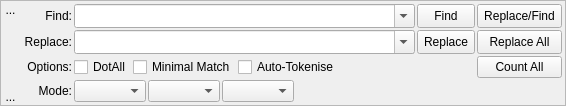
First picture: the form in src/Sigil/Form_Files/FindReplace.ui, repository Sigil-Ebook/Sigil, before the edit.
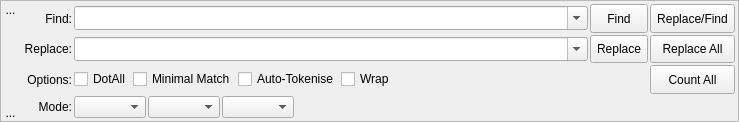
Second picture: the form after the edit. Icons and pictures are not drawn. Custom widgets are drawn as their Qt base class.

Commit message: Add Wrap option to Find & Replace.

What changed in the file:
```diff
--- a/src/Sigil/Form_Files/FindReplace.ui
+++ b/src/Sigil/Form_Files/FindReplace.ui
@@ -6,8 +6,8 @@
    <rect>
     <x>0</x>
     <y>0</y>
-    <width>566</width>
-    <height>93</height>
+    <width>739</width>
+    <height>122</height>
    </rect>
   </property>
   <property name="sizePolicy">
@@ -285,7 +285,7 @@
           </property>
          </widget>
         </item>
-        <item row="2" column="1">
+        <item row="2" column="1" colspan="2">
          <layout class="QHBoxLayout" name="advancedLayout" stretch="0,0,0,0,0">
           <item>
            <widget class="QCheckBox" name="chkRegexOptionDotAll">
@@ -326,6 +326,19 @@
             </property>
            </widget>
           </item>
+          <item>
+           <widget class="QCheckBox" name="chkOptionWrap">
+            <property name="toolTip">
+             <string>Wrap around other end of document/book when searching or replacing.</string>
+            </property>
+            <property name="styleSheet">
+             <string notr="true"/>
+            </property>
+            <property name="text">
+             <string>Wrap</string>
+            </property>
+           </widget>
+          </item>
           <item>
            <spacer name="horizontalSpacerAdvanced">
             <property name="orientation">
@@ -422,6 +435,13 @@
    </item>
   </layout>
  </widget>
+ <customwidgets>
+  <customwidget>
+   <class>PasteTargetComboBox</class>
+   <extends>QComboBox</extends>
+   <header>Misc/PasteTargetComboBox.h</header>
+  </customwidget>
+ </customwidgets>
  <tabstops>
   <tabstop>cbFind</tabstop>
   <tabstop>cbReplace</tabstop>
@@ -439,13 +459,6 @@
   <tabstop>count</tabstop>
   <tabstop>close</tabstop>
  </tabstops>
- <customwidgets>
-  <customwidget>
-   <class>PasteTargetComboBox</class>
-   <extends>QComboBox</extends>
-   <header>Misc/PasteTargetComboBox.h</header>
-  </customwidget>
- </customwidgets>
  <resources>
   <include location="../Resource_Files/main/main.qrc"/>
  </resources>
```
Left out of the diff: 4 changed lines with no effect on the pictures. The commit also changes 8 other files.
